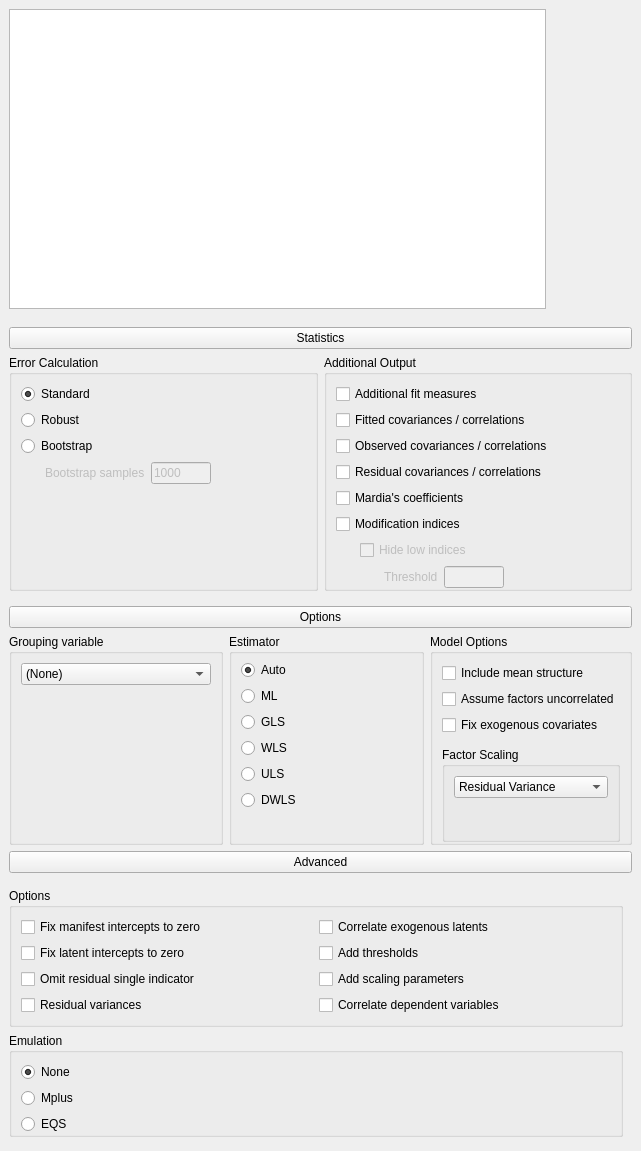
Before: the Qt Designer form JASP-Desktop/analysisforms/semsimpleform.ui in jasp-stats/jasp-desktop, drawn with Qt 5.
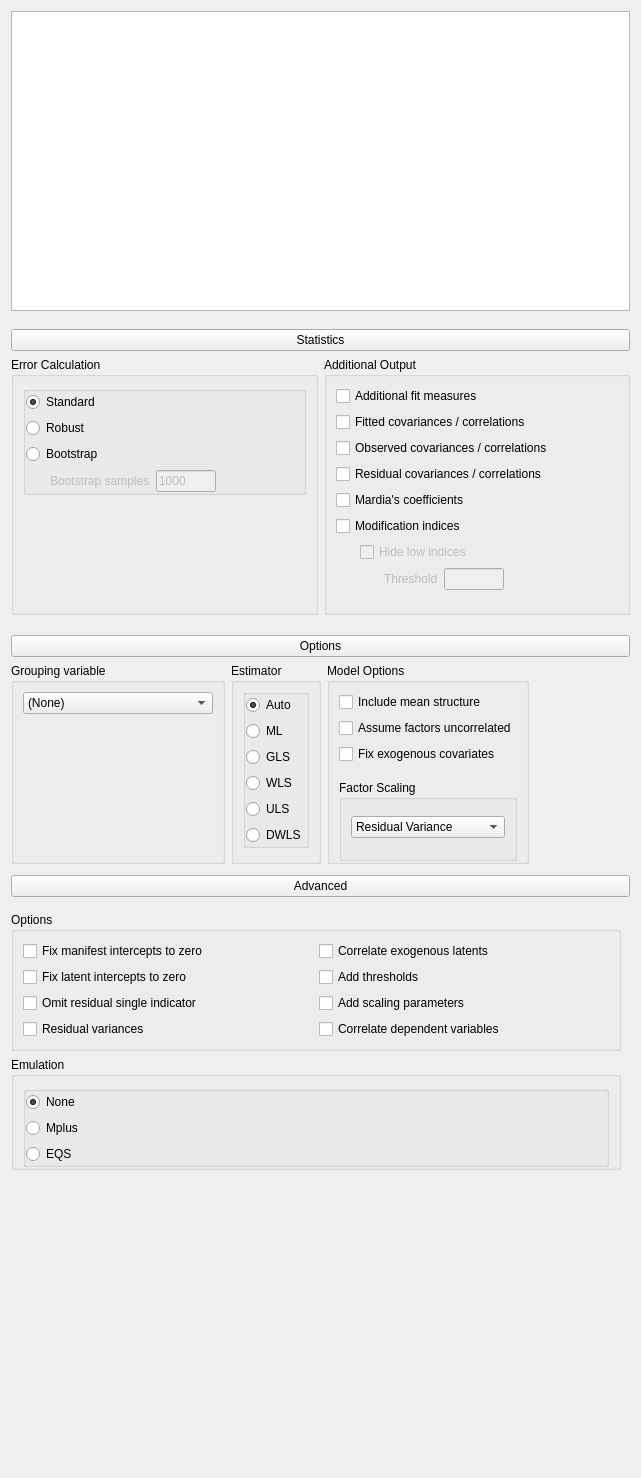
After: the same form once the commit is applied. Custom widgets are drawn as their Qt base class.

What changed in the file:
```diff
--- a/JASP-Desktop/analysisforms/semsimpleform.ui
+++ b/JASP-Desktop/analysisforms/semsimpleform.ui
@@ -7,7 +7,7 @@
     <x>0</x>
     <y>0</y>
     <width>641</width>
-    <height>1151</height>
+    <height>1478</height>
    </rect>
   </property>
   <property name="minimumSize">
@@ -19,22 +19,25 @@
   <property name="windowTitle">
    <string>Form</string>
   </property>
-  <layout class="QGridLayout" name="gridLayout_23">
-   <property name="leftMargin">
-    <number>0</number>
-   </property>
-   <property name="topMargin">
-    <number>0</number>
-   </property>
-   <property name="rightMargin">
-    <number>0</number>
-   </property>
+  <layout class="QVBoxLayout" name="verticalLayout">
    <property name="spacing">
-    <number>0</number>
+    <number>9</number>
    </property>
-   <item row="0" column="0">
-    <widget class="QWidget" name="widget_14" native="true">
+   <item>
+    <widget class="QWidget" name="topWidget" native="true">
      <layout class="QGridLayout" name="gridLayout_20">
+      <property name="leftMargin">
+       <number>0</number>
+      </property>
+      <property name="topMargin">
+       <number>0</number>
+      </property>
+      <property name="rightMargin">
+       <number>0</number>
+      </property>
+      <property name="bottomMargin">
+       <number>0</number>
+      </property>
       <item row="0" column="0">
        <widget class="BoundTextEdit" name="model">
         <property name="minimumSize">
@@ -48,27 +51,326 @@
      </layout>
     </widget>
    </item>
-   <item row="0" column="1">
-    <widget class="QWidget" name="widget" native="true">
-     <property name="minimumSize">
-      <size>
-       <width>86</width>
-       <height>0</height>
-      </size>
-     </property>
+   <item>
+    <widget class="QWidget" name="widget_2" native="true">
+     <layout class="QGridLayout" name="gridLayout_9">
+      <property name="leftMargin">
+       <number>0</number>
+      </property>
+      <property name="rightMargin">
+       <number>0</number>
+      </property>
+      <property name="bottomMargin">
+       <number>0</number>
+      </property>
+      <item row="0" column="0">
+       <widget class="ExpanderButton" name="pushButton">
+        <property name="text">
+         <string>Statistics</string>
+        </property>
+       </widget>
+      </item>
+      <item row="1" column="0">
+       <widget class="QWidget" name="containerStatistics" native="true">
+        <layout class="QGridLayout" name="gridLayout_8">
+         <property name="leftMargin">
+          <number>0</number>
+         </property>
+         <property name="topMargin">
+          <number>0</number>
+         </property>
+         <property name="rightMargin">
+          <number>0</number>
+         </property>
+         <item row="0" column="1" rowspan="2">
+          <widget class="GroupBox" name="groupBox_2">
+           <property name="title">
+            <string>Additional Output</string>
+           </property>
+           <layout class="QGridLayout" name="gridLayout_7">
+            <property name="bottomMargin">
+             <number>13</number>
+            </property>
+            <item row="8" column="0">
+             <widget class="QWidget" name="widget_6" native="true">
+              <layout class="QGridLayout" name="gridLayout_6">
+               <property name="leftMargin">
+                <number>0</number>
+               </property>
+               <property name="topMargin">
+                <number>0</number>
+               </property>
+               <property name="rightMargin">
+                <number>0</number>
+               </property>
+               <property name="bottomMargin">
+                <number>0</number>
+               </property>
+               <item row="1" column="0">
+                <widget class="QWidget" name="containerHideLowIndices" native="true">
+                 <property name="enabled">
+                  <bool>false</bool>
+                 </property>
+                 <layout class="QGridLayout" name="gridLayout_5">
+                  <property name="leftMargin">
+                   <number>24</number>
+                  </property>
+                  <property name="topMargin">
+                   <number>0</number>
+                  </property>
+                  <item row="0" column="0">
+                   <widget class="BoundCheckBox" name="outputModificationIndicesHideLowIndices">
+                    <property name="text">
+                     <string>Hide low indices</string>
+                    </property>
+                   </widget>
+                  </item>
+                  <item row="1" column="0">
+                   <widget class="QWidget" name="containerThreshold" native="true">
+                    <property name="enabled">
+                     <bool>false</bool>
+                    </property>
+                    <layout class="QGridLayout" name="gridLayout_4">
+                     <property name="leftMargin">
+                      <number>24</number>
+                     </property>
+                     <property name="topMargin">
+                      <number>0</number>
+                     </property>
+                     <property name="rightMargin">
+                      <number>0</number>
+                     </property>
+                     <property name="bottomMargin">
+                      <number>0</number>
+                     </property>
+                     <item row="0" column="1">
+                      <widget class="BoundTextBox" name="outputModificationIndicesHideLowIndicesThreshold">
+                       <property name="maximumSize">
+                        <size>
+                         <width>60</width>
+                         <height>16777215</height>
+                        </size>
+                       </property>
+                      </widget>
+                     </item>
+                     <item row="0" column="0">
+                      <widget class="QLabel" name="label_2">
+                       <property name="text">
+                        <string>Threshold</string>
+                       </property>
+                      </widget>
+                     </item>
+                     <item row="0" column="2">
+                      <spacer name="horizontalSpacer_2">
+                       <property name="orientation">
+                        <enum>Qt::Horizontal</enum>
+                       </property>
+                       <property name="sizeHint" stdset="0">
+                        <size>
+                         <width>0</width>
+                         <height>0</height>
+                        </size>
+                       </property>
+                      </spacer>
+                     </item>
+                    </layout>
+                   </widget>
+                  </item>
+                 </layout>
+                </widget>
+               </item>
+              </layout>
+             </widget>
+            </item>
+            <item row="4" column="0">
+             <widget class="BoundCheckBox" name="outputResidualCovarianceCorrelations">
+              <property name="text">
+               <string>Residual covariances / correlations</string>
+              </property>
+             </widget>
+            </item>
+            <item row="1" column="0">
+             <widget class="BoundCheckBox" name="outputAdditionalFitMeasures">
+              <property name="text">
+               <string>Additional fit measures</string>
+              </property>
+             </widget>
+            </item>
+            <item row="3" column="0">
+             <widget class="BoundCheckBox" name="outputObservedCovarianceCorrelations">
+              <property name="text">
+               <string>Observed covariances / correlations</string>
+              </property>
+             </widget>
+            </item>
+            <item row="6" column="0">
+             <widget class="BoundCheckBox" name="outputModificationIndices">
+              <property name="text">
+               <string>Modification indices</string>
+              </property>
+             </widget>
+            </item>
+            <item row="5" column="0">
+             <widget class="BoundCheckBox" name="outputMardiasCoefficients">
+              <property name="text">
+               <string>Mardia's coefficients</string>
+              </property>
+             </widget>
+            </item>
+            <item row="2" column="0">
+             <widget class="BoundCheckBox" name="outputFittedCovarianceCorrelations">
+              <property name="text">
+               <string>Fitted covariances / correlations</string>
+              </property>
+             </widget>
+            </item>
+           </layout>
+          </widget>
+         </item>
+         <item row="0" column="0" rowspan="2">
+          <widget class="GroupBox" name="groupBox">
+           <property name="title">
+            <string>Error Calculation</string>
+           </property>
+           <layout class="QGridLayout" name="gridLayout">
+            <item row="0" column="0">
+             <widget class="BoundGroupBox" name="errorCalculation">
+              <layout class="QGridLayout" name="gridLayout_2">
+               <property name="leftMargin">
+                <number>0</number>
+               </property>
+               <property name="topMargin">
+                <number>0</number>
+               </property>
+               <property name="rightMargin">
+                <number>0</number>
+               </property>
+               <property name="bottomMargin">
+                <number>0</number>
+               </property>
+               <item row="2" column="0">
+                <widget class="QRadioButton" name="bootstrap">
+                 <property name="text">
+                  <string>Bootstrap</string>
+                 </property>
+                </widget>
+               </item>
+               <item row="1" column="0">
+                <widget class="QRadioButton" name="robust">
+                 <property name="text">
+                  <string>Robust</string>
+                 </property>
+                </widget>
+               </item>
+               <item row="0" column="0">
+                <widget class="QRadioButton" name="standard">
+                 <property name="text">
+                  <string>Standard</string>
+                 </property>
+                 <property name="checked">
+                  <bool>true</bool>
+                 </property>
+                </widget>
+               </item>
+               <item row="3" column="0">
+                <widget class="QWidget" name="containerBootstrapSamples" native="true">
+                 <property name="enabled">
+                  <bool>false</bool>
+                 </property>
+                 <layout class="QGridLayout" name="gridLayout_3">
+                  <property name="leftMargin">
+                   <number>24</number>
+                  </property>
+                  <property name="topMargin">
+                   <number>0</number>
+                  </property>
+                  <property name="bottomMargin">
+                   <number>0</number>
+                  </property>
+                  <item row="0" column="0">
+                   <widget class="QLabel" name="label">
+                    <property name="text">
+                     <string>Bootstrap samples</string>
+                    </property>
+                   </widget>
+                  </item>
+                  <item row="0" column="1">
+                   <widget class="BoundTextBox" name="errorCalculationBootstrapSamples">
+                    <property name="maximumSize">
+                     <size>
+                      <width>60</width>
+                      <height>16777215</height>
+                     </size>
+                    </property>
+                    <property name="text">
+                     <string>1000</string>
+                    </property>
+                   </widget>
+                  </item>
+                  <item row="0" column="2">
+                   <spacer name="horizontalSpacer">
+                    <property name="orientation">
+                     <enum>Qt::Horizontal</enum>
+                    </property>
+                    <property name="sizeHint" stdset="0">
+                     <size>
+                      <width>0</width>
+                      <height>20</height>
+                     </size>
+                    </property>
+                   </spacer>
+                  </item>
+                 </layout>
+                </widget>
+               </item>
+              </layout>
+             </widget>
+            </item>
+            <item row="1" column="0">
+             <spacer name="verticalSpacer">
+              <property name="orientation">
+               <enum>Qt::Vertical</enum>
+              </property>
+              <property name="sizeHint" stdset="0">
+               <size>
+                <width>20</width>
+                <height>40</height>
+               </size>
+              </property>
+             </spacer>
+            </item>
+           </layout>
+          </widget>
+         </item>
+        </layout>
+       </widget>
+      </item>
+     </layout>
     </widget>
    </item>
-   <item row="2" column="0" colspan="2">
+   <item>
     <widget class="QWidget" name="widget_9" native="true">
      <layout class="QGridLayout" name="gridLayout_18">
+      <property name="leftMargin">
+       <number>0</number>
+      </property>
       <property name="topMargin">
-       <number>3</number>
+       <number>2</number>
+      </property>
+      <property name="rightMargin">
+       <number>0</number>
       </property>
       <property name="bottomMargin">
-       <number>3</number>
+       <number>0</number>
       </property>
       <item row="0" column="0">
        <widget class="ExpanderButton" name="pushButton_2">
+        <property name="sizePolicy">
+         <sizepolicy hsizetype="Expanding" vsizetype="Fixed">
+          <horstretch>0</horstretch>
+          <verstretch>0</verstretch>
+         </sizepolicy>
+        </property>
         <property name="text">
          <string>Options</string>
         </property>
@@ -76,6 +378,12 @@
       </item>
       <item row="1" column="0">
        <widget class="QWidget" name="containerOptions" native="true">
+        <property name="sizePolicy">
+         <sizepolicy hsizetype="Fixed" vsizetype="Fixed">
+          <horstretch>0</horstretch>
+          <verstretch>0</verstretch>
+         </sizepolicy>
+        </property>
         <layout class="QGridLayout" name="gridLayout_12">
          <property name="leftMargin">
           <number>0</number>
@@ -152,7 +460,7 @@
               </property>
               <layout class="QGridLayout" name="gridLayout_15">
                <property name="bottomMargin">
-                <number>0</number>
+                <number>13</number>
                </property>
                <item row="0" column="0">
                 <widget class="BoundComboBox" name="factorStandardisation">
@@ -173,19 +481,6 @@
                  </item>
                 </widget>
                </item>
-               <item row="1" column="0">
-                <spacer name="verticalSpacer_5">
-                 <property name="orientation">
-                  <enum>Qt::Vertical</enum>
-                 </property>
-                 <property name="sizeHint" stdset="0">
-                  <size>
-                   <width>20</width>
-                   <height>40</height>
-                  </size>
-                 </property>
-                </spacer>
-               </item>
               </layout>
              </widget>
             </item>
@@ -223,10 +518,10 @@
              <number>6</number>
             </property>
             <property name="bottomMargin">
-             <number>0</number>
+             <number>13</number>
             </property>
             <item row="0" column="0">
-             <widget class="BoundGroupBox" name="estimator" native="true">
+             <widget class="BoundGroupBox" name="estimator">
               <layout class="QGridLayout" name="gridLayout_10">
                <property name="leftMargin">
                 <number>0</number>
@@ -240,23 +535,6 @@
                <property name="bottomMargin">
                 <number>0</number>
                </property>
-               <item row="0" column="0">
-                <widget class="QRadioButton" name="automatic">
-                 <property name="text">
-                  <string>Auto</string>
-                 </property>
-                 <property name="checked">
-                  <bool>true</bool>
-                 </property>
-                </widget>
-               </item>
-               <item row="4" column="0">
-                <widget class="QRadioButton" name="ULS">
-                 <property name="text">
-                  <string>ULS</string>
-                 </property>
-                </widget>
-               </item>
                <item row="3" column="0">
                 <widget class="QRadioButton" name="WLS">
                  <property name="text">
@@ -264,13 +542,6 @@
                  </property>
                 </widget>
                </item>
-               <item row="2" column="0">
-                <widget class="QRadioButton" name="GLS">
-                 <property name="text">
-                  <string>GLS</string>
-                 </property>
-                </widget>
-               </item>
                <item row="5" column="0">
                 <widget class="QRadioButton" name="DWLS">
                  <property name="text">
@@ -285,18 +556,29 @@
                  </property>
                 </widget>
                </item>
-               <item row="6" column="0">
-                <spacer name="verticalSpacer_3">
-                 <property name="orientation">
-                  <enum>Qt::Vertical</enum>
+               <item row="0" column="0">
+                <widget class="QRadioButton" name="automatic">
+                 <property name="text">
+                  <string>Auto</string>
                  </property>
-                 <property name="sizeHint" stdset="0">
-                  <size>
-                   <width>20</width>
-                   <height>40</height>
-                  </size>
+                 <property name="checked">
+                  <bool>true</bool>
                  </property>
-                </spacer>
+                </widget>
+               </item>
+               <item row="4" column="0">
+                <widget class="QRadioButton" name="ULS">
+                 <property name="text">
+                  <string>ULS</string>
+                 </property>
+                </widget>
+               </item>
+               <item row="2" column="0">
+                <widget class="QRadioButton" name="GLS">
+                 <property name="text">
+                  <string>GLS</string>
+                 </property>
+                </widget>
                </item>
               </layout>
              </widget>
@@ -310,17 +592,29 @@
      </layout>
     </widget>
    </item>
-   <item row="3" column="0" colspan="2">
+   <item>
     <widget class="QWidget" name="widget_3" native="true">
      <layout class="QGridLayout" name="gridLayout_22">
+      <property name="leftMargin">
+       <number>0</number>
+      </property>
       <property name="topMargin">
-       <number>3</number>
+       <number>2</number>
+      </property>
+      <property name="rightMargin">
+       <number>0</number>
       </property>
       <property name="bottomMargin">
-       <number>3</number>
+       <number>0</number>
       </property>
       <item row="0" column="0">
        <widget class="ExpanderButton" name="pushButton_3">
+        <property name="sizePolicy">
+         <sizepolicy hsizetype="Expanding" vsizetype="Fixed">
+          <horstretch>0</horstretch>
+          <verstretch>0</verstretch>
+         </sizepolicy>
+        </property>
         <property name="text">
          <string>Advanced</string>
         </property>
@@ -410,7 +704,7 @@
              <number>0</number>
             </property>
             <item row="0" column="0">
-             <widget class="BoundGroupBox" name="emulation" native="true">
+             <widget class="BoundGroupBox" name="emulation">
               <layout class="QGridLayout" name="gridLayout_14">
                <property name="leftMargin">
                 <number>0</number>
@@ -460,308 +754,22 @@
      </layout>
     </widget>
    </item>
-   <item row="1" column="0" colspan="2">
-    <widget class="QWidget" name="widget_2" native="true">
-     <layout class="QGridLayout" name="gridLayout_9">
-      <property name="bottomMargin">
-       <number>3</number>
-      </property>
-      <item row="0" column="0">
-       <widget class="ExpanderButton" name="pushButton">
-        <property name="text">
-         <string>Statistics</string>
-        </property>
-       </widget>
-      </item>
-      <item row="1" column="0">
-       <widget class="QWidget" name="containerStatistics" native="true">
-        <layout class="QGridLayout" name="gridLayout_8">
-         <property name="leftMargin">
-          <number>0</number>
-         </property>
-         <property name="topMargin">
-          <number>0</number>
-         </property>
-         <property name="rightMargin">
-          <number>0</number>
-         </property>
-         <item row="0" column="1" rowspan="2">
-          <widget class="GroupBox" name="groupBox_2">
-           <property name="title">
-            <string>Additional Output</string>
-           </property>
-           <layout class="QGridLayout" name="gridLayout_7">
-            <property name="bottomMargin">
-             <number>0</number>
-            </property>
-            <item row="2" column="0">
-             <widget class="BoundCheckBox" name="outputFittedCovarianceCorrelations">
-              <property name="text">
-               <string>Fitted covariances / correlations</string>
-              </property>
-             </widget>
-            </item>
-            <item row="3" column="0">
-             <widget class="BoundCheckBox" name="outputObservedCovarianceCorrelations">
-              <property name="text">
-               <string>Observed covariances / correlations</string>
-              </property>
-             </widget>
-            </item>
-            <item row="6" column="0">
-             <widget class="BoundCheckBox" name="outputModificationIndices">
-              <property name="text">
-               <string>Modification indices</string>
-              </property>
-             </widget>
-            </item>
-            <item row="8" column="0">
-             <widget class="QWidget" name="widget_6" native="true">
-              <layout class="QGridLayout" name="gridLayout_6">
-               <property name="leftMargin">
-                <number>0</number>
-               </property>
-               <property name="topMargin">
-                <number>0</number>
-               </property>
-               <property name="rightMargin">
-                <number>0</number>
-               </property>
-               <property name="bottomMargin">
-                <number>0</number>
-               </property>
-               <item row="1" column="0">
-                <widget class="QWidget" name="containerHideLowIndices" native="true">
-                 <property name="enabled">
-                  <bool>false</bool>
-                 </property>
-                 <layout class="QGridLayout" name="gridLayout_5">
-                  <property name="leftMargin">
-                   <number>24</number>
-                  </property>
-                  <property name="topMargin">
-                   <number>0</number>
-                  </property>
-                  <property name="bottomMargin">
-                   <number>0</number>
-                  </property>
-                  <item row="0" column="0">
-                   <widget class="BoundCheckBox" name="outputModificationIndicesHideLowIndices">
-                    <property name="text">
-                     <string>Hide low indices</string>
-                    </property>
-                   </widget>
-                  </item>
-                  <item row="1" column="0">
-                   <widget class="QWidget" name="containerThreshold" native="true">
-                    <property name="enabled">
-                     <bool>false</bool>
-                    </property>
-                    <layout class="QGridLayout" name="gridLayout_4">
-                     <property name="leftMargin">
-                      <number>24</number>
-                     </property>
-                     <property name="topMargin">
-                      <number>0</number>
-                     </property>
-                     <property name="rightMargin">
-                      <number>0</number>
-                     </property>
-                     <property name="bottomMargin">
-                      <number>0</number>
-                     </property>
-                     <item row="0" column="1">
-                      <widget class="BoundTextBox" name="outputModificationIndicesHideLowIndicesThreshold">
-                       <property name="maximumSize">
-                        <size>
-                         <width>60</width>
-                         <height>16777215</height>
-                        </size>
-                       </property>
-                      </widget>
-                     </item>
-                     <item row="0" column="0">
-                      <widget class="QLabel" name="label_2">
-                       <property name="text">
-                        <string>Threshold</string>
-                       </property>
-                      </widget>
-                     </item>
-                     <item row="0" column="2">
-                      <spacer name="horizontalSpacer_2">
-                       <property name="orientation">
-                        <enum>Qt::Horizontal</enum>
-                       </property>
-                       <property name="sizeHint" stdset="0">
-                        <size>
-                         <width>0</width>
-                         <height>0</height>
-                        </size>
-                       </property>
-                      </spacer>
-                     </item>
-                    </layout>
-                   </widget>
-                  </item>
-                 </layout>
-                </widget>
-               </item>
-              </layout>
-             </widget>
-            </item>
-            <item row="1" column="0">
-             <widget class="BoundCheckBox" name="outputAdditionalFitMeasures">
-              <property name="text">
-               <string>Additional fit measures</string>
-              </property>
-             </widget>
-            </item>
-            <item row="4" column="0">
-             <widget class="BoundCheckBox" name="outputResidualCovarianceCorrelations">
-              <property name="text">
-               <string>Residual covariances / correlations</string>
-              </property>
-             </widget>
-            </item>
-            <item row="5" column="0">
-             <widget class="BoundCheckBox" name="outputMardiasCoefficients">
-              <property name="text">
-               <string>Mardia's coefficients</string>
-              </property>
-             </widget>
-            </item>
-           </layout>
-          </widget>
-         </item>
-         <item row="0" column="0" rowspan="2">
-          <widget class="GroupBox" name="groupBox">
-           <property name="title">
-            <string>Error Calculation</string>
-           </property>
-           <layout class="QGridLayout" name="gridLayout">
-            <item row="0" column="0">
-             <widget class="BoundGroupBox" name="errorCalculation" native="true">
-              <layout class="QGridLayout" name="gridLayout_2">
-               <property name="leftMargin">
-                <number>0</number>
-               </property>
-               <property name="topMargin">
-                <number>0</number>
-               </property>
-               <property name="rightMargin">
-                <number>0</number>
-               </property>
-               <property name="bottomMargin">
-                <number>0</number>
-               </property>
-               <item row="2" column="0">
-                <widget class="QRadioButton" name="bootstrap">
-                 <property name="text">
-                  <string>Bootstrap</string>
-                 </property>
-                </widget>
-               </item>
-               <item row="1" column="0">
-                <widget class="QRadioButton" name="robust">
-                 <property name="text">
-                  <string>Robust</string>
-                 </property>
-                </widget>
-               </item>
-               <item row="0" column="0">
-                <widget class="QRadioButton" name="standard">
-                 <property name="text">
-                  <string>Standard</string>
-                 </property>
-                 <property name="checked">
-                  <bool>true</bool>
-                 </property>
-                </widget>
-               </item>
-               <item row="3" column="0">
-                <widget class="QWidget" name="containerBootstrapSamples" native="true">
-                 <property name="enabled">
-                  <bool>false</bool>
-                 </property>
-                 <layout class="QGridLayout" name="gridLayout_3">
-                  <property name="leftMargin">
-                   <number>24</number>
-                  </property>
-                  <property name="topMargin">
-                   <number>0</number>
-                  </property>
-                  <property name="bottomMargin">
-                   <number>0</number>
-                  </property>
-                  <item row="0" column="0">
-                   <widget class="QLabel" name="label">
-                    <property name="text">
-                     <string>Bootstrap samples</string>
-                    </property>
-                   </widget>
-                  </item>
-                  <item row="0" column="1">
-                   <widget class="BoundTextBox" name="errorCalculationBootstrapSamples">
-                    <property name="maximumSize">
-                     <size>
-                      <width>60</width>
-                      <height>16777215</height>
-                     </size>
-                    </property>
-                    <property name="text">
-                     <string>1000</string>
-                    </property>
-                   </widget>
-                  </item>
-                  <item row="0" column="2">
-                   <spacer name="horizontalSpacer">
-                    <property name="orientation">
-                     <enum>Qt::Horizontal</enum>
-                    </property>
-                    <property name="sizeHint" stdset="0">
-                     <size>
-                      <width>0</width>
-                      <height>20</height>
-                     </size>
-                    </property>
-                   </spacer>
-                  </item>
-                 </layout>
-                </widget>
-               </item>
-              </layout>
-             </widget>
-            </item>
-            <item row="1" column="0">
-             <spacer name="verticalSpacer">
-              <property name="orientation">
-               <enum>Qt::Vertical</enum>
-              </property>
-              <property name="sizeHint" stdset="0">
-               <size>
-                <width>20</width>
-                <height>40</height>
-               </size>
-              </property>
-             </spacer>
-            </item>
-           </layout>
-          </widget>
-         </item>
-        </layout>
-       </widget>
-      </item>
-     </layout>
-    </widget>
+   <item>
+    <spacer name="verticalSpacer_4">
+     <property name="orientation">
+      <enum>Qt::Vertical</enum>
+     </property>
+     <property name="sizeHint" stdset="0">
+      <size>
+       <width>20</width>
+       <height>40</height>
+      </size>
+     </property>
+    </spacer>
    </item>
   </layout>
  </widget>
  <customwidgets>
-  <customwidget>
-   <class>BoundCheckBox</class>
-   <extends>QCheckBox</extends>
-   <header>widgets/boundcheckbox.h</header>
-  </customwidget>
   <customwidget>
    <class>GroupBox</class>
    <extends>QGroupBox</extends>
@@ -775,7 +783,7 @@
   </customwidget>
   <customwidget>
    <class>BoundGroupBox</class>
-   <extends>QWidget</extends>
+   <extends>QGroupBox</extends>
    <header>widgets/boundgroupbox.h</header>
    <container>1</container>
   </customwidget>
@@ -784,6 +792,11 @@
    <extends>QPushButton</extends>
    <header>widgets/expanderbutton.h</header>
   </customwidget>
+  <customwidget>
+   <class>BoundCheckBox</class>
+   <extends>QCheckBox</extends>
+   <header>widgets/boundcheckbox.h</header>
+  </customwidget>
   <customwidget>
    <class>BoundComboBox</class>
    <extends>QComboBox</extends>
```
